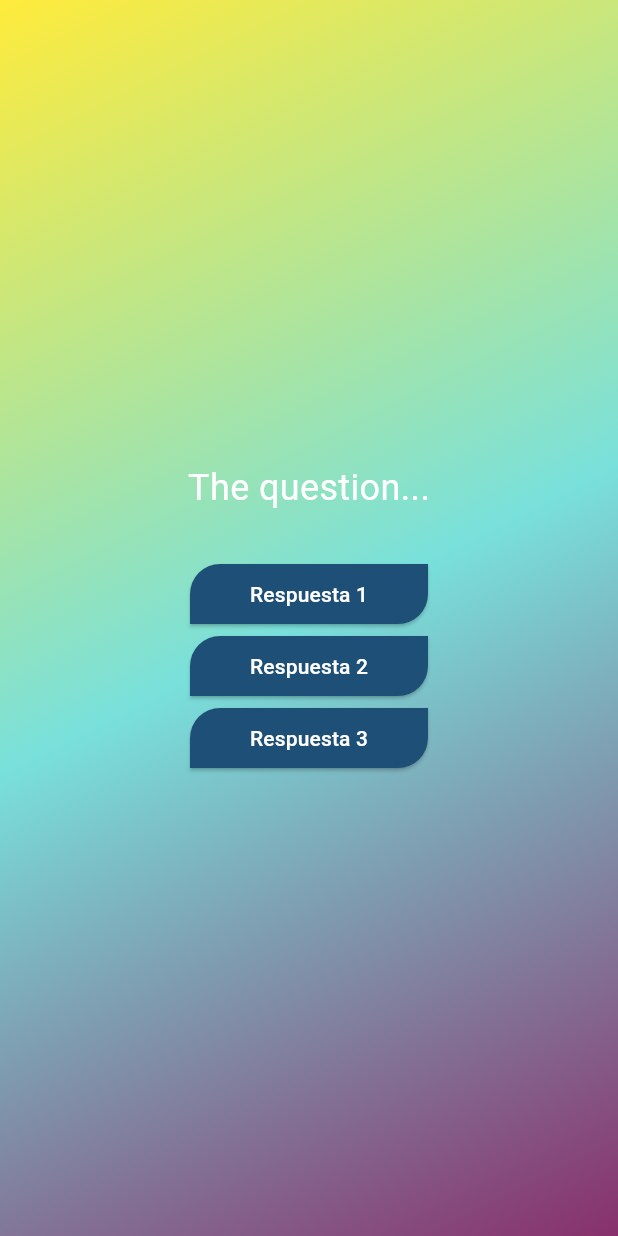
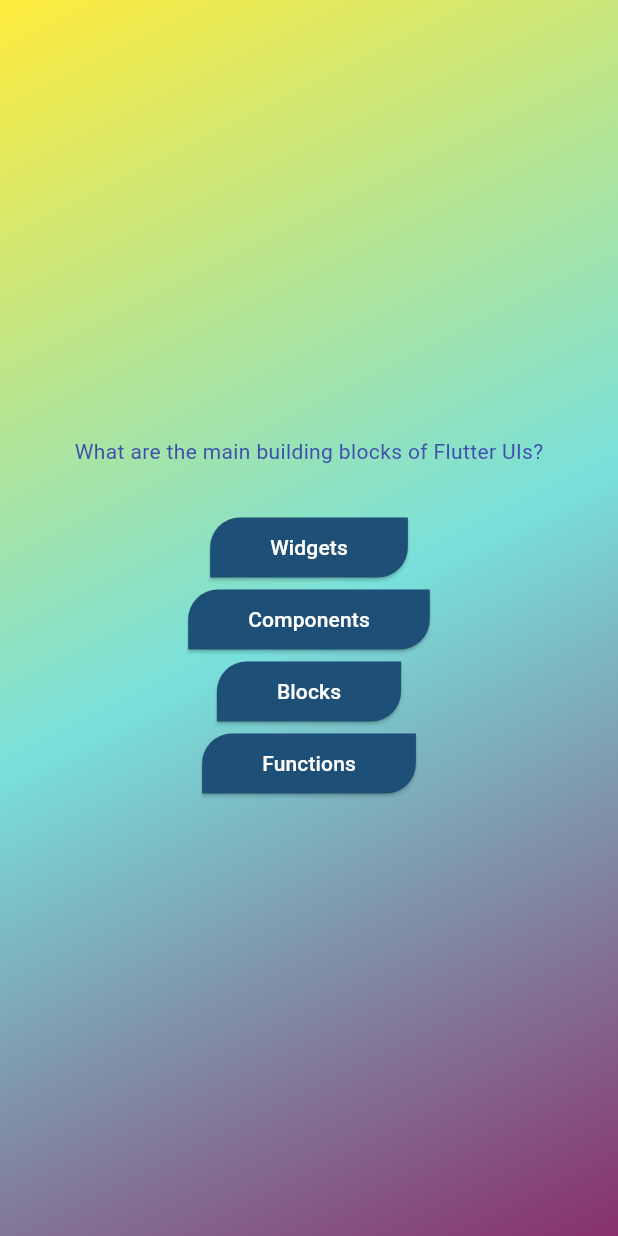
Before and after one commit to rjla-developer/first_project, a Flutter app: the screen it shows after launch, after a tap on "Start Quiz", on a phone screen of 412 x 824 dp. Run offline on Flutter 3.47's test engine with Material 3 defaults, Android fonts, the phone set to English and light mode, and no system bars.

Commit message:
Se creo la lógica para mostrar botones de manera dinámica con base a la data de la lista

```diff
--- a/lib/questions_screen.dart
+++ b/lib/questions_screen.dart
@@ -1,5 +1,6 @@
 import "package:flutter/material.dart";
 import "package:first_project/answer_button.dart";
+import "package:first_project/data/questions.dart";
 
 class QuestionsScreen extends StatefulWidget {
   const QuestionsScreen({super.key});
@@ -11,30 +12,25 @@ class QuestionsScreen extends StatefulWidget {
 class _QuestionsScreenState extends State<QuestionsScreen> {
   @override
   Widget build(BuildContext context) {
+    final currentQuestion = questions[0];
+
     return SizedBox(
       width: double.infinity,
       child: Column(
         mainAxisAlignment: MainAxisAlignment.center,
         children: [
-          const Text(
-            'The question...',
-            style: TextStyle(
-              color: Color.fromARGB(255, 255, 255, 255),
-              fontSize: 24,
+          Text(
+            currentQuestion.text,
+            style: const TextStyle(
+              color: Color.fromARGB(255, 62, 78, 173),
             ),
           ),
           const SizedBox(height: 30),
-          AnswerButton(
-            answerText: 'Respuesta 1',
-            onTap: () {},
-          ),
-          AnswerButton(
-            answerText: 'Respuesta 2',
-            onTap: () {},
-          ),
-          AnswerButton(
-            answerText: 'Respuesta 3',
-            onTap: () {},
+          ...currentQuestion.answers.map(
+            (answer) => AnswerButton(
+              answerText: answer,
+              onTap: () {},
+            ),
           ),
         ],
       ),
```
